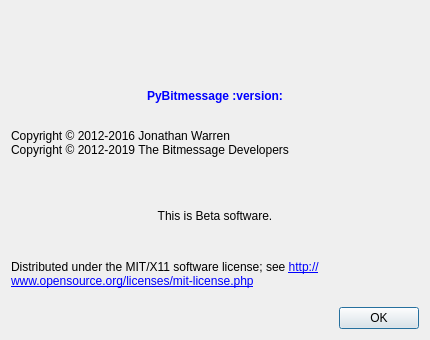
Old version of the form src/bitmessageqt/about.ui in the repository Bitmessage/PyBitmessage.
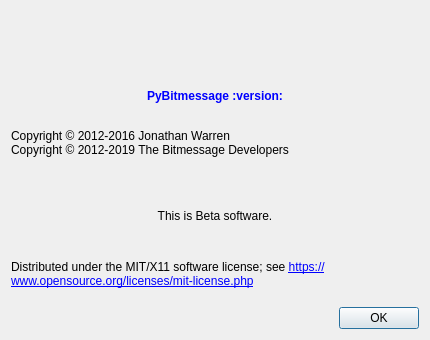
New version of the form. Icons and pictures are not drawn.

Commit message: Changed http to https in about.io

```diff
--- a/src/bitmessageqt/about.ui
+++ b/src/bitmessageqt/about.ui
@@ -66,7 +66,7 @@
     <item>
       <widget class="QLabel" name="label_3">
 	<property name="text">
-	  <string>&lt;html&gt;&lt;head/&gt;&lt;body&gt;&lt;p&gt;Distributed under the MIT/X11 software license; see &lt;a href=&quot;http://www.opensource.org/licenses/mit-license.php&quot;&gt;&lt;span style=&quot; text-decoration: underline; color:#0000ff;&quot;&gt;http://www.opensource.org/licenses/mit-license.php&lt;/span&gt;&lt;/a&gt;&lt;/p&gt;&lt;/body&gt;&lt;/html&gt;</string>
+	  <string>&lt;html&gt;&lt;head/&gt;&lt;body&gt;&lt;p&gt;Distributed under the MIT/X11 software license; see &lt;a href=&quot;https://www.opensource.org/licenses/mit-license.php&quot;&gt;&lt;span style=&quot; text-decoration: underline; color:#0000ff;&quot;&gt;https://www.opensource.org/licenses/mit-license.php&lt;/span&gt;&lt;/a&gt;&lt;/p&gt;&lt;/body&gt;&lt;/html&gt;</string>
 	</property>
 	<property name="wordWrap">
 	  <bool>true</bool>
```
